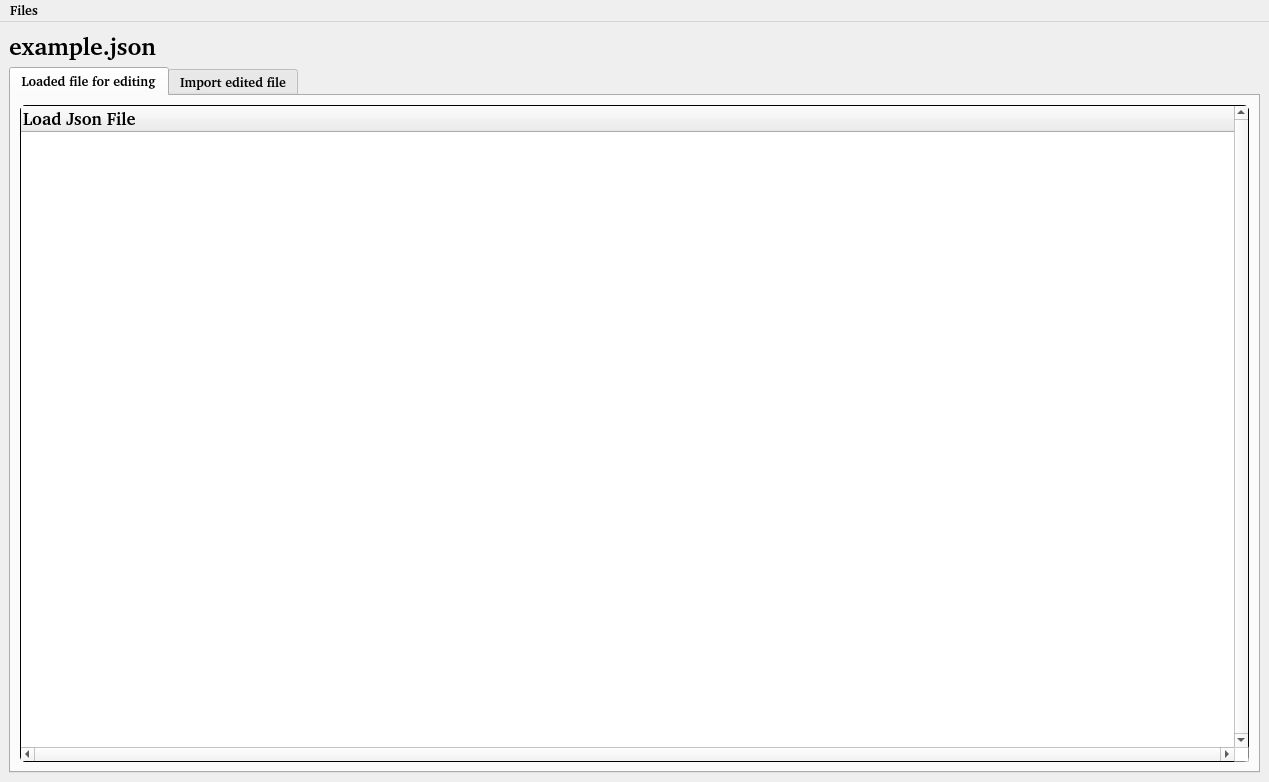
Qt form ui/scanner_ui/json_convertor.ui (JhonBob999/Web_Scrapper-main-master) before a commit.
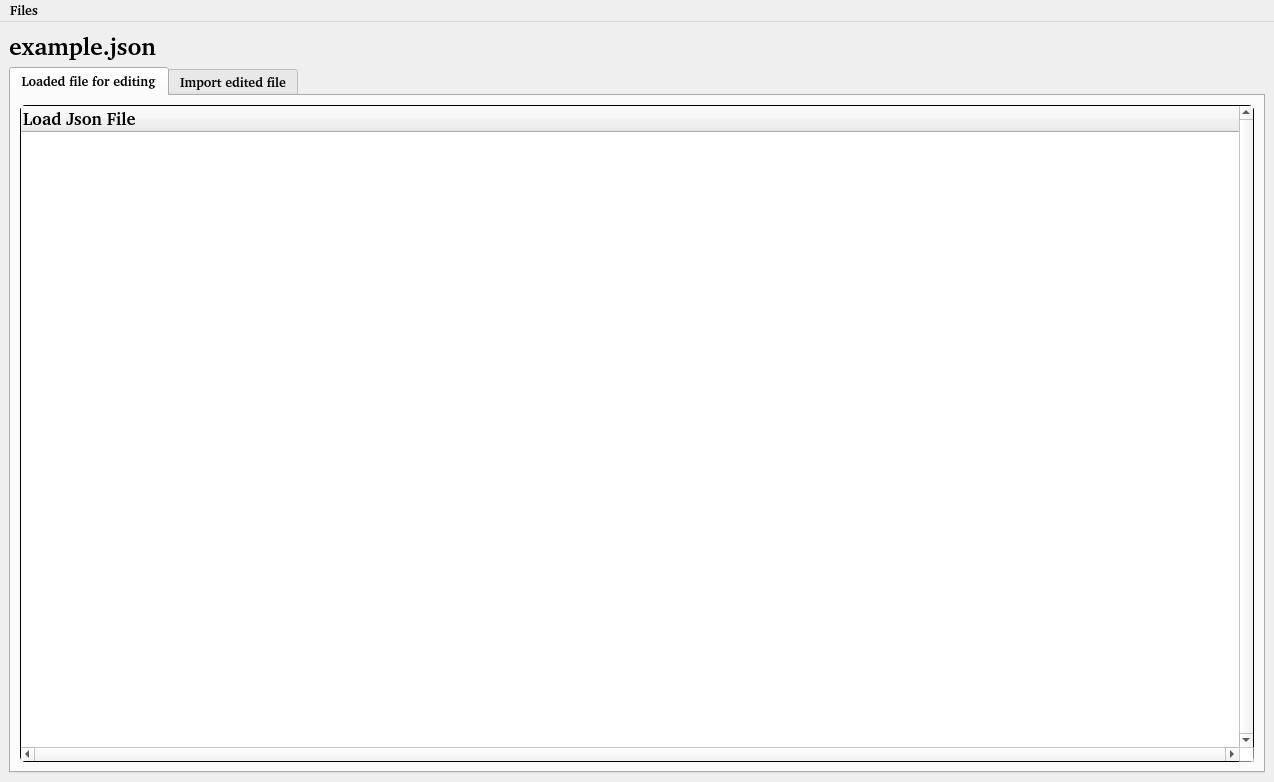
The same form after that commit.

Diff of the .ui file:
```diff
--- a/ui/scanner_ui/json_convertor.ui
+++ b/ui/scanner_ui/json_convertor.ui
@@ -6,7 +6,7 @@
    <rect>
     <x>0</x>
     <y>0</y>
-    <width>1269</width>
+    <width>1274</width>
     <height>782</height>
    </rect>
   </property>
@@ -114,8 +114,8 @@
     <rect>
      <x>0</x>
      <y>0</y>
-     <width>1269</width>
-     <height>25</height>
+     <width>1274</width>
+     <height>24</height>
     </rect>
    </property>
    <widget class="QMenu" name="menuFiles">
```
